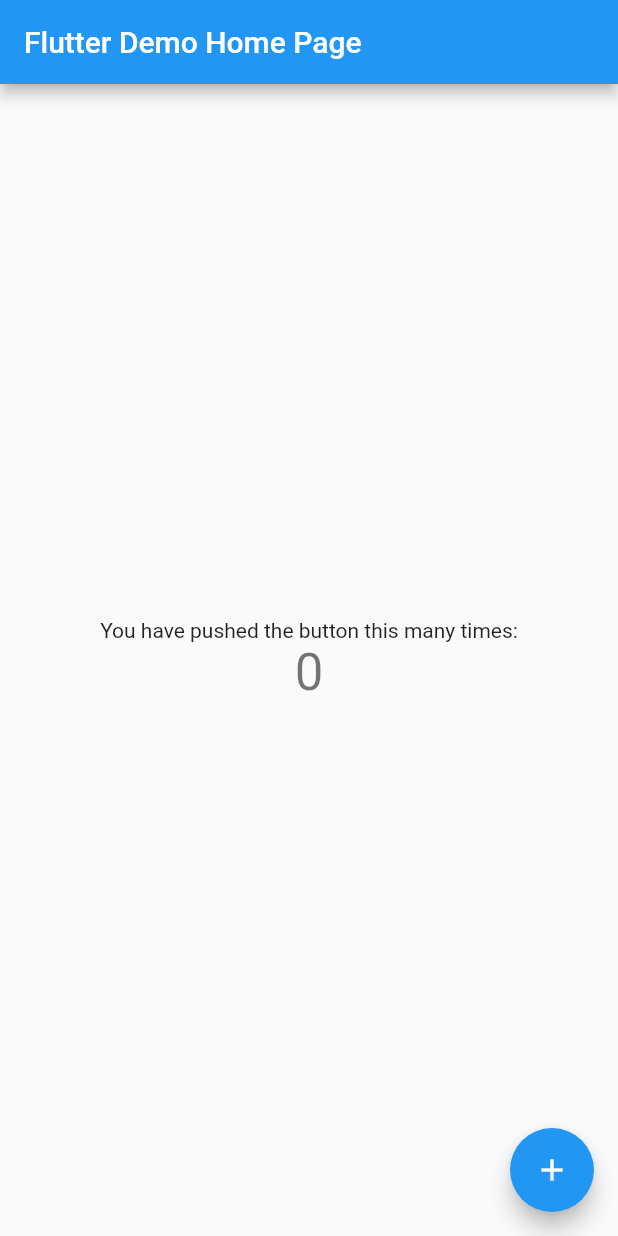
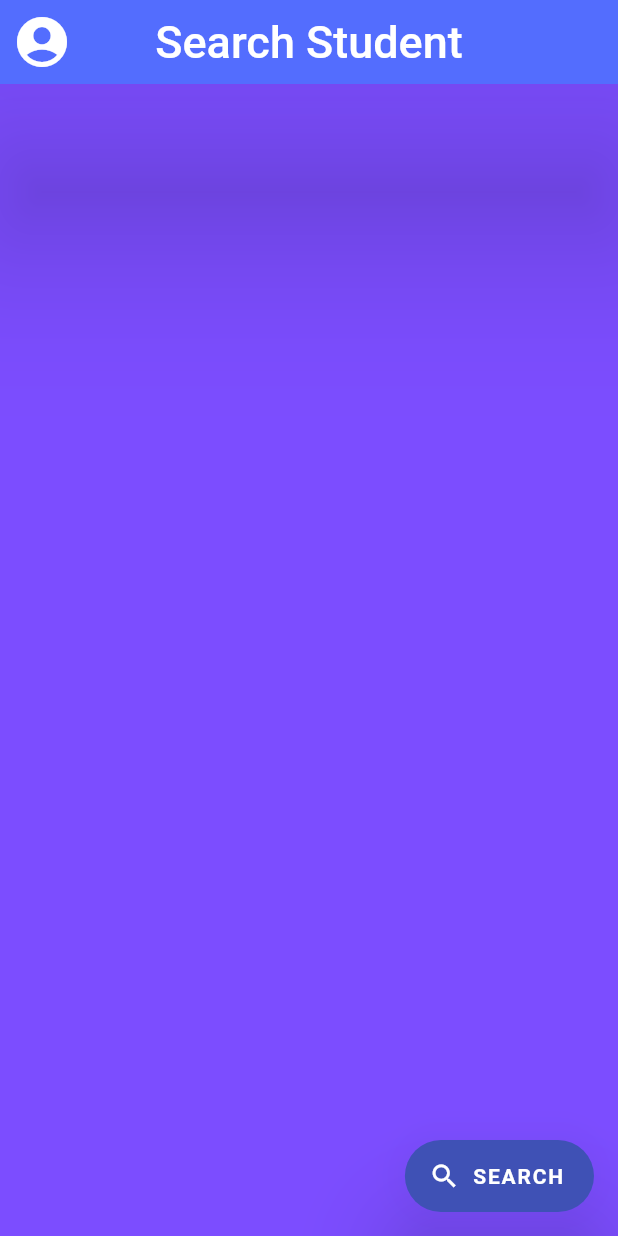
Before and after one commit to ThiemJson/Flutter_StudentManagementSoftware, a Flutter app: the screen it shows after launch, on a phone screen of 412 x 824 dp. Run offline on Flutter 3.47's test engine with Material 2 defaults, Android fonts, the phone set to English and light mode, and no system bars.

Commit message:
Something about Layout

```diff
--- /dev/null
+++ b/lib/SearchStudent.dart
@@ -0,0 +1,67 @@
+import 'package:flutter/material.dart';
+
+class SearhStudent extends StatefulWidget {
+  @override
+  _SearhStudentState createState() => _SearhStudentState();
+}
+
+class _SearhStudentState extends State<SearhStudent> {
+  @override
+  Widget build(BuildContext context) {
+    return MaterialApp(
+      title: "SearchStudent",
+      home: Scaffold(
+        //backgroundColor: Colors.lime,
+        appBar: AppBar(
+          elevation: 50,
+          centerTitle: true,
+          backgroundColor: Colors.indigoAccent,
+          title: Text("Search Student", style: TextStyle(fontSize: 30, color: Colors.white),),
+          leading: Icon(
+            Icons.account_circle, color: Colors.white, size: 40,
+          ),
+        ),
+        body: SafeArea(
+          //minimum: EdgeInsets.all(10),
+          child: Container(
+            color: Colors.deepPurpleAccent,
+            padding: EdgeInsets.symmetric(vertical: 20),
+            child: Column(
+              mainAxisAlignment: MainAxisAlignment.center,
+              children: <Widget>[
+                Card(
+                  shape: RoundedRectangleBorder(
+                    borderRadius: BorderRadius.circular(19),
+                  ),
+                  elevation: 29,
+                  color: Colors.deepPurple,
+                  child: Container(
+
+                  ),
+                ),
+                SizedBox(height: 20,),
+                Card(
+                  shape: RoundedRectangleBorder(
+                    borderRadius: BorderRadius.circular(19),
+                  ),
+                  elevation: 29,
+                  color: Colors.blue,
+                )
+              ],
+            ),
+          )
+        ),
+        floatingActionButton: FloatingActionButton.extended(
+          icon: Icon(Icons.search, color: Colors.white, size: 21,),
+          onPressed: null,
+          elevation: 29,
+          backgroundColor: Colors.indigo,
+          shape: RoundedRectangleBorder(
+            borderRadius: BorderRadius.circular(30),
+          ),
+          label: Text("SEARCH", style: TextStyle(fontWeight: FontWeight.bold, color: Colors.white,),),
+        ),
+      ),
+    );
+  }
+}
--- a/lib/main.dart
+++ b/lib/main.dart
@@ -1,117 +1,4 @@
+import 'package:flutter/cupertino.dart';
 import 'package:flutter/material.dart';
-
-void main() {
-  runApp(MyApp());
-}
-
-class MyApp extends StatelessWidget {
-  // This widget is the root of your application.
-  @override
-  Widget build(BuildContext context) {
-    return MaterialApp(
-      title: 'Flutter Demo',
-      theme: ThemeData(
-        // This is the theme of your application.
-        //
-        // Try running your application with "flutter run". You'll see the
-        // application has a blue toolbar. Then, without quitting the app, try
-        // changing the primarySwatch below to Colors.green and then invoke
-        // "hot reload" (press "r" in the console where you ran "flutter run",
-        // or simply save your changes to "hot reload" in a Flutter IDE).
-        // Notice that the counter didn't reset back to zero; the application
-        // is not restarted.
-        primarySwatch: Colors.blue,
-        // This makes the visual density adapt to the platform that you run
-        // the app on. For desktop platforms, the controls will be smaller and
-        // closer together (more dense) than on mobile platforms.
-        visualDensity: VisualDensity.adaptivePlatformDensity,
-      ),
-      home: MyHomePage(title: 'Flutter Demo Home Page'),
-    );
-  }
-}
-
-class MyHomePage extends StatefulWidget {
-  MyHomePage({Key key, this.title}) : super(key: key);
-
-  // This widget is the home page of your application. It is stateful, meaning
-  // that it has a State object (defined below) that contains fields that affect
-  // how it looks.
-
-  // This class is the configuration for the state. It holds the values (in this
-  // case the title) provided by the parent (in this case the App widget) and
-  // used by the build method of the State. Fields in a Widget subclass are
-  // always marked "final".
-
-  final String title;
-
-  @override
-  _MyHomePageState createState() => _MyHomePageState();
-}
-
-class _MyHomePageState extends State<MyHomePage> {
-  int _counter = 0;
-
-  void _incrementCounter() {
-    setState(() {
-      // This call to setState tells the Flutter framework that something has
-      // changed in this State, which causes it to rerun the build method below
-      // so that the display can reflect the updated values. If we changed
-      // _counter without calling setState(), then the build method would not be
-      // called again, and so nothing would appear to happen.
-      _counter++;
-    });
-  }
-
-  @override
-  Widget build(BuildContext context) {
-    // This method is rerun every time setState is called, for instance as done
-    // by the _incrementCounter method above.
-    //
-    // The Flutter framework has been optimized to make rerunning build methods
-    // fast, so that you can just rebuild anything that needs updating rather
-    // than having to individually change instances of widgets.
-    return Scaffold(
-      appBar: AppBar(
-        // Here we take the value from the MyHomePage object that was created by
-        // the App.build method, and use it to set our appbar title.
-        title: Text(widget.title),
-      ),
-      body: Center(
-        // Center is a layout widget. It takes a single child and positions it
-        // in the middle of the parent.
-        child: Column(
-          // Column is also a layout widget. It takes a list of children and
-          // arranges them vertically. By default, it sizes itself to fit its
-          // children horizontally, and tries to be as tall as its parent.
-          //
-          // Invoke "debug painting" (press "p" in the console, choose the
-          // "Toggle Debug Paint" action from the Flutter Inspector in Android
-          // Studio, or the "Toggle Debug Paint" command in Visual Studio Code)
-          // to see the wireframe for each widget.
-          //
-          // Column has various properties to control how it sizes itself and
-          // how it positions its children. Here we use mainAxisAlignment to
-          // center the children vertically; the main axis here is the vertical
-          // axis because Columns are vertical (the cross axis would be
-          // horizontal).
-          mainAxisAlignment: MainAxisAlignment.center,
-          children: <Widget>[
-            Text(
-              'You have pushed the button this many times:',
-            ),
-            Text(
-              '$_counter',
-              style: Theme.of(context).textTheme.headline4,
-            ),
-          ],
-        ),
-      ),
-      floatingActionButton: FloatingActionButton(
-        onPressed: _incrementCounter,
-        tooltip: 'Increment',
-        child: Icon(Icons.add),
-      ), // This trailing comma makes auto-formatting nicer for build methods.
-    );
-  }
-}
+import 'SearchStudent.dart';
+void main()=>runApp(SearhStudent());
```
Also changed, not shown: lib/StudentInfor.dart (added, +118 -0 lines), 1 other file.
